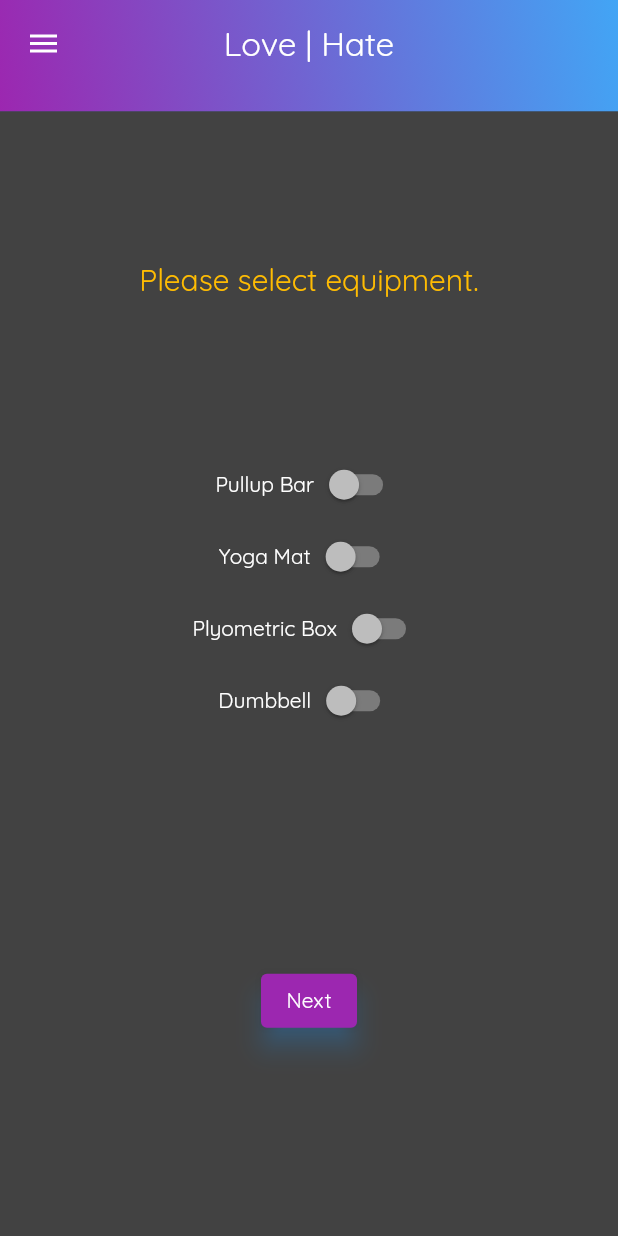
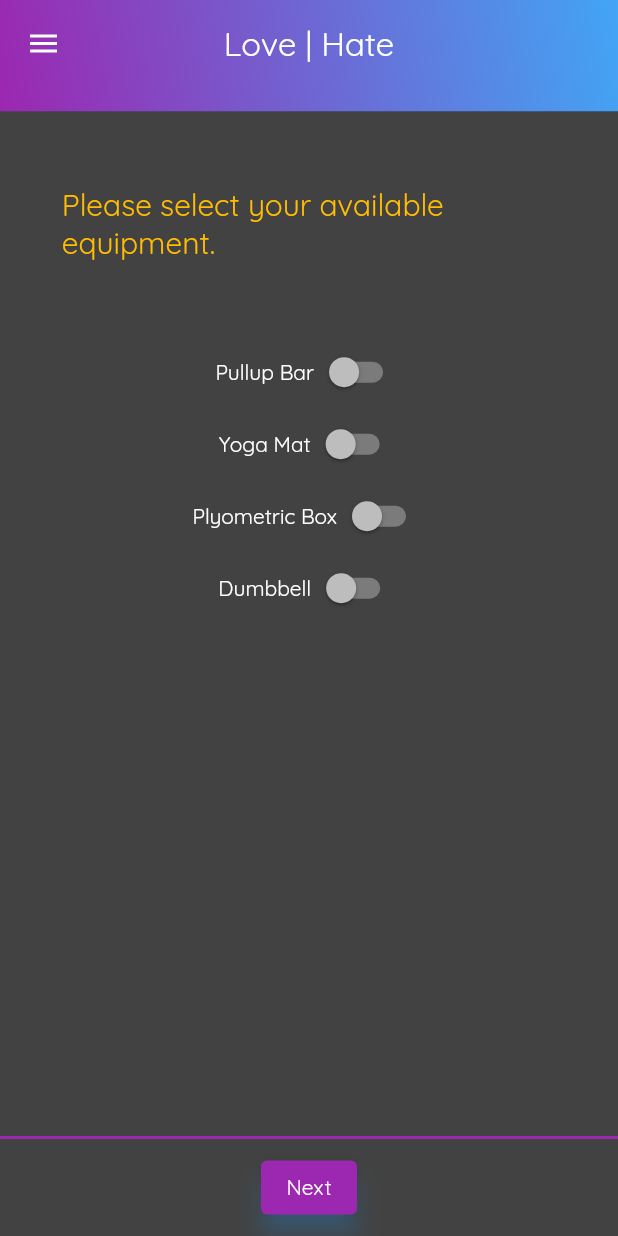
Before and after one commit to mr-scott-jordan/workout-app, a Flutter app: the EquipmentPage screen opened by its route, on a phone screen of 412 x 824 dp. Run offline on Flutter 3.47's test engine with Material 2 defaults, Android fonts, the phone set to English and light mode, and no system bars; our stand-ins replace bloc, circular_countdown_timer, cloud_firestore, dartz, data_connection_checker, equatable and 5 more; accounts and stored records are empty.

Commit message:
ui hotfix

```diff
--- a/lib/features/high_intensity_interval/presentation/pages/equipment_page.dart
+++ b/lib/features/high_intensity_interval/presentation/pages/equipment_page.dart
@@ -43,21 +43,31 @@ class EquipmentPage extends StatelessWidget {
               color: Color(0xff424242),
               child: Column(
                 children: [
-                  SizedBox(
-                    height: 100,
-                  ),
-                  Container(
-                    height: 125,
-                    width: 300,
-                    alignment: Alignment.topCenter,
-                    child: Text(
-                      'Please select equipment.',
+                  Expanded(
+                      flex: 2,
+                      child: Container(
+                        alignment: Alignment.center,
+                        width: MediaQuery.of(context).size.width * 0.8,
+                        child: Column(
+                          mainAxisAlignment: MainAxisAlignment.center,
+                          crossAxisAlignment: CrossAxisAlignment.center,
+                          children: [
+                            Text(
+                              'Please select your available equipment.',
                               style: TextStyle(
                                 fontSize: 20,
                                 color: Color.fromRGBO(255, 188, 2, 1),
                               ),
                             ),
+                          ],
                         ),
+                      )),
+                  Expanded(
+                    flex: 7,
+                    child: Column(
+                      mainAxisAlignment: MainAxisAlignment.start,
+                      crossAxisAlignment: CrossAxisAlignment.center,
+                      children: [
                         Row(
                           mainAxisAlignment: MainAxisAlignment.center,
                           children: [
@@ -154,11 +164,20 @@ class EquipmentPage extends StatelessWidget {
                                 }),
                           ],
                         ),
+                      ],
+                    ),
+                  ),
+                  Expanded(
+                    flex: 1,
+                    child: Column(
+                      mainAxisAlignment: MainAxisAlignment.spaceEvenly,
+                      children: [
                         Container(
-                    height: 200,
-                    width: 200,
-                    alignment: Alignment.bottomCenter,
-                    child: FormattedButton(
+                          height: 2.0,
+                          width: double.infinity,
+                          color: Colors.purple,
+                        ),
+                        FormattedButton(
                           onPressed: () {
                             Navigator.pushReplacementNamed(
                               context,
@@ -167,6 +186,8 @@ class EquipmentPage extends StatelessWidget {
                             );
                           },
                           buttonText: "Next",
+                        ),
+                      ],
                     ),
                   ),
                 ],
```
Lines whose indentation alone changed are shown as unchanged.
